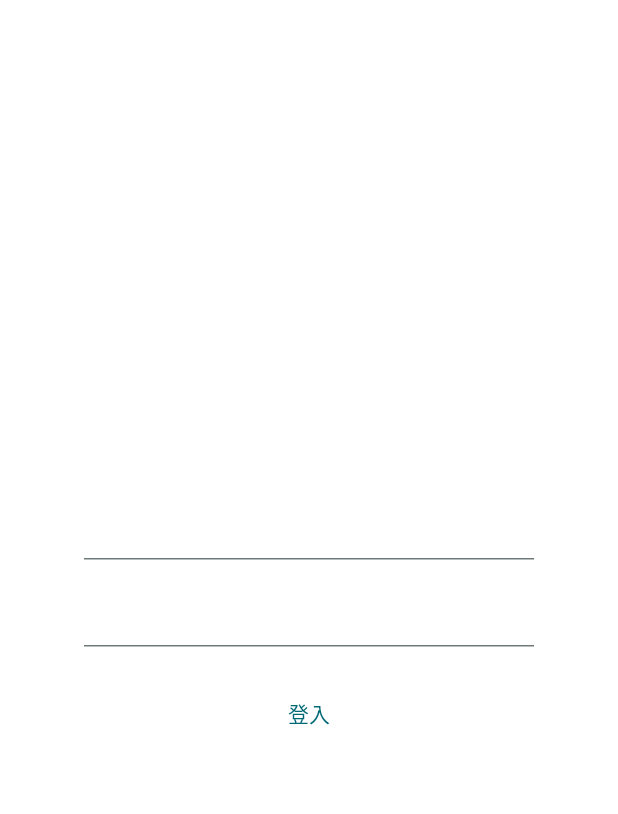
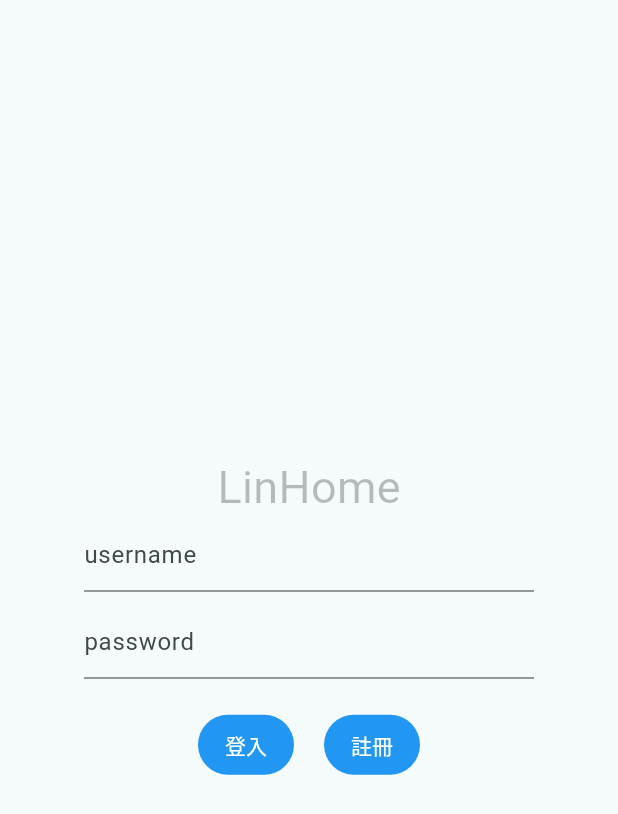
Before and after one commit to kentlin0919/Linhome_Frontend_App, a Flutter app: the screen it shows after launch, on a phone screen of 412 x 824 dp. Shown: the top 814 px of the screen. Run offline on Flutter 3.47's test engine with Material 3 defaults, Android fonts, the light colour scheme and no system bars; our stand-ins replace shared_preferences.

Commit message:
feat: register framwork

```diff
--- /dev/null
+++ b/lib/controller/account/register_controller.dart
@@ -0,0 +1,3 @@
+class registerController {
+
+}
--- a/lib/import.dart
+++ b/lib/import.dart
@@ -1,7 +1,8 @@
 //頁面view
 
-export 'package:linhome_frontend_app/view/login.dart';
+export 'package:linhome_frontend_app/view/account/login.dart';
 export 'package:linhome_frontend_app/view/apploading.dart';
+export 'package:linhome_frontend_app/view/account/register.dart';
 
 
 //Model
--- /dev/null
+++ b/lib/view/account/login.dart
@@ -0,0 +1,101 @@
+import 'package:linhome_frontend_app/import.dart';
+
+class Login extends StatefulWidget {
+  const Login({super.key});
+
+  @override
+  State<Login> createState() => _LoginState();
+}
+
+class _LoginState extends State<Login> {
+  var usernamecontroller = TextEditingController();
+  var passwordcontroller = TextEditingController();
+
+  @override
+  void initState() {
+    super.initState();
+  }
+
+  @override
+  void didChangeDependencies() {
+    super.didChangeDependencies();
+  }
+
+  @override
+  Widget build(BuildContext context) {
+    return Scaffold(
+      body: Center(
+        child: Column(
+          mainAxisAlignment: MainAxisAlignment.center,
+          children: [
+            const Text(
+              'LinHome',
+              style: TextStyle(fontSize: 30, color: Colors.black26),
+            ),
+            SizedBox(
+              width: 300,
+              child: TextFormField(
+                cursorWidth: 1,
+                controller: usernamecontroller,
+                decoration: const InputDecoration(hintText: "username"),
+              ),
+            ),
+            const SizedBox(
+              height: 10,
+            ),
+            SizedBox(
+              width: 300,
+              child: TextFormField(
+                cursorWidth: 1,
+                controller: passwordcontroller,
+                decoration: const InputDecoration(hintText: "password"),
+              ),
+            ),
+            const SizedBox(
+              height: 20,
+            ),
+            Row(
+              mainAxisAlignment: MainAxisAlignment.center,
+              children: [
+                TextButton(
+                  clipBehavior: Clip.antiAlias,
+                  style: ButtonStyle(
+                      backgroundColor:
+                          MaterialStateProperty.all<Color>(Colors.blue)),
+                  onPressed: () {
+                    LoginController(
+                        usernamecontroller.text, passwordcontroller.text);
+                  },
+                  child: const Text(
+                    "登入",
+                    style: TextStyle(color: Colors.white),
+                  ),
+                ),
+                const SizedBox(
+                  width: 20,
+                ),
+                TextButton(
+                  clipBehavior: Clip.antiAlias,
+                  style: ButtonStyle(
+                      backgroundColor:
+                          MaterialStateProperty.all<Color>(Colors.blue)),
+                  onPressed: () {
+                    Navigator.push(
+                        context,
+                        MaterialPageRoute(
+                            builder: (context) => const Register()),
+                        );
+                  },
+                  child: const Text(
+                    "註冊",
+                    style: TextStyle(color: Colors.white),
+                  ),
+                ),
+              ],
+            )
+          ],
+        ),
+      ),
+    );
+  }
+}
--- a/lib/view/login.dart
+++ /dev/null
@@ -1,63 +0,0 @@
-import 'package:linhome_frontend_app/import.dart';
-
-class Login extends StatefulWidget {
-  const Login({super.key});
-
-  @override
-  State<Login> createState() => _LoginState();
-}
-
-class _LoginState extends State<Login> {
-  var usernamecontroller = TextEditingController();
-  var passwordcontroller = TextEditingController();
-
-  @override
-  void initState() {
-    super.initState();
-  }
-
-  @override
-  void didChangeDependencies() {
-    super.didChangeDependencies();
-  }
-
-  @override
-  Widget build(BuildContext context) {
-    return Scaffold(
-      backgroundColor: Colors.white,
-      body: Center(
-        child: Column(
-          mainAxisAlignment: MainAxisAlignment.center,
-          children: [
-            SizedBox(
-              width: 300,
-              child: TextFormField(
-                cursorWidth: 1,
-                controller: usernamecontroller,
-              ),
-            ),
-            const SizedBox(
-              height: 10,
-            ),
-            SizedBox(
-              width: 300,
-              child: TextFormField(
-                cursorWidth: 1,
-                controller: passwordcontroller,
-              ),
-            ),
-            const SizedBox(
-              height: 20,
-            ),
-            TextButton(
-                clipBehavior: Clip.antiAlias,
-                onPressed: () {
-                  LoginController(usernamecontroller.text, passwordcontroller.text);
-                },
-                child: const Text('登入'))
-          ],
-        ),
-      ),
-    );
-  }
-}
```
Also changed, not shown: lib/view/account/register.dart (added, +74 -0 lines), lib/model/account/register_model.dart (added).
